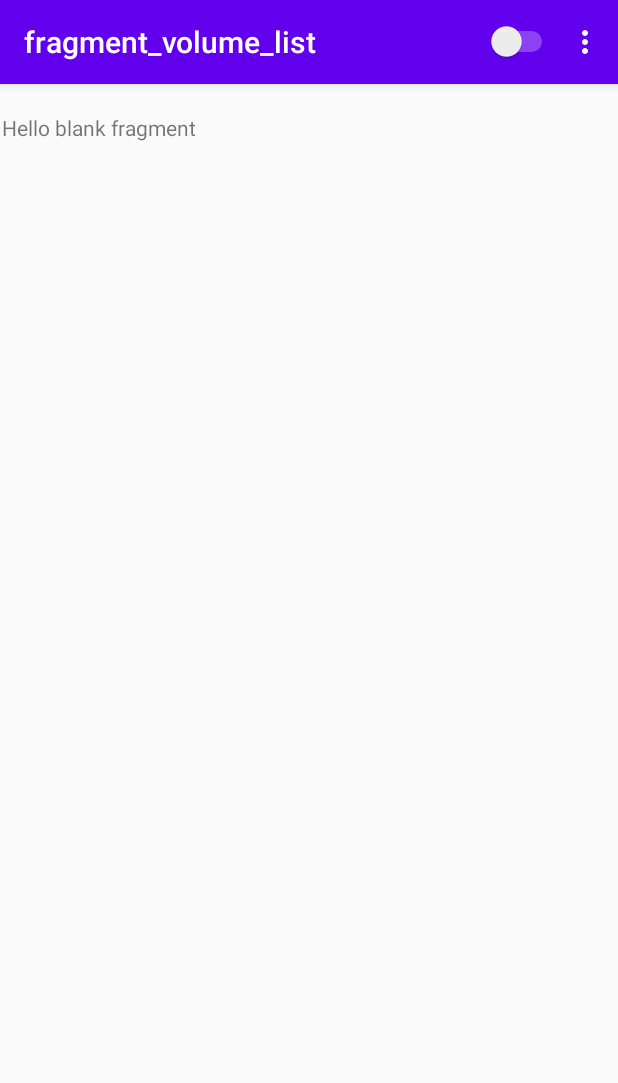
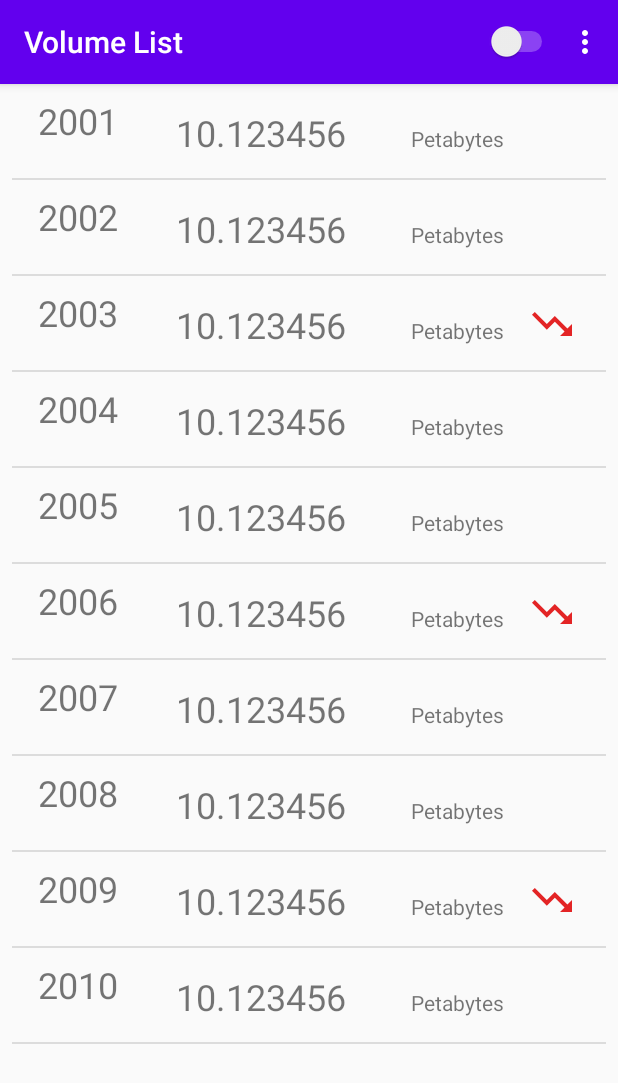
Before and after one commit to freshleaf/MobileDataUsageExercise, an Android app: the screen it shows after launch (MainActivity), on a phone screen of 412 x 824 dp. Shown: the top 1083 px of the screen. Run offline under Robolectric (Android 15) with nearby library versions, the phone set to English and light mode, and no system bars; our stand-ins replace navigation-ui.

Commit message:
feat: show list screen with mock data

```diff
--- /dev/null
+++ b/app/src/main/java/com/yuman/anotherexercise/util/StaticDefine.kt
@@ -0,0 +1,3 @@
+package com.yuman.anotherexercise.util
+
+const val LOG_TAG = "usage_volume_demo" // log
--- /dev/null
+++ b/app/src/main/java/com/yuman/anotherexercise/volumelist/VolumeListAdatper.kt
@@ -0,0 +1,109 @@
+package com.yuman.anotherexercise.volumelist
+
+import android.annotation.SuppressLint
+import android.view.LayoutInflater
+import android.view.View
+import android.view.ViewGroup
+import android.widget.ImageView
+import android.widget.TextView
+import androidx.appcompat.app.AlertDialog
+import androidx.recyclerview.widget.DiffUtil
+import androidx.recyclerview.widget.ListAdapter
+import androidx.recyclerview.widget.RecyclerView
+import com.yuman.anotherexercise.R
+import com.yuman.anotherexercise.data.YearVolumeItem
+import kotlinx.android.synthetic.main.volume_cell_normal.view.*
+import java.text.NumberFormat
+
+class VolumeListAdatper :
+    ListAdapter<YearVolumeItem, VolumeListAdatper.VolumeListViewHolder>(DIFFCALLBACK) {
+
+    private val nf = NumberFormat.getInstance().apply {
+        this.maximumFractionDigits = 6
+        this.isGroupingUsed = false
+    }
+
+    override fun onCreateViewHolder(parent: ViewGroup, viewType: Int): VolumeListViewHolder {
+        val viewHolder = VolumeListViewHolder(
+            LayoutInflater.from(parent.context).inflate(R.layout.volume_cell_normal, parent, false)
+        )
+        viewHolder.ivDown.setOnClickListener {
+            AlertDialog.Builder(parent.context).also {
+                it.setTitle(R.string.dropdown_alert_title).setMessage(R.string.msg_volume_dropdown)
+                it.setPositiveButton(R.string.button_ok) { _, _ -> }
+                it.create().show()
+            }
+        }
+        return viewHolder
+    }
+
+    @SuppressLint("SetTextI18n")
+    override fun onBindViewHolder(holder: VolumeListViewHolder, position: Int) {
+        val item = getItem(position)
+        holder.tvYear.text = item.year.toString()
+        val volume = item.volume
+        val volumeStr = nf.format(volume)
+        val numbers = volumeStr.split('.')
+        var firstPart = "--"
+        var secondPart = "--"
+        if (numbers.isNotEmpty() && numbers.size <= 2) {
+            firstPart = numbers[0]
+            if (numbers.size == 2) {
+                secondPart = numbers[1]
+            }
+        }
+
+        holder.tvVolumeInt.text = firstPart
+        holder.tvVolumeDecimal.text = ".$secondPart"
+        with(item.quarterItems) {
+            if (this[0] == null) {
+                holder.tvQ1.visibility = View.INVISIBLE
+            } else {
+                holder.tvQ1.visibility = View.VISIBLE
+            }
+            if (this[1] == null) {
+                holder.tvQ2.visibility = View.INVISIBLE
+            } else {
+                holder.tvQ2.visibility = View.VISIBLE
+            }
+            if (this[2] == null) {
+                holder.tvQ3.visibility = View.INVISIBLE
+            } else {
+                holder.tvQ3.visibility = View.VISIBLE
+            }
+            if (this[3] == null) {
+                holder.tvQ4.visibility = View.INVISIBLE
+            } else {
+                holder.tvQ4.visibility = View.VISIBLE
+            }
+        }
+        if (item.isDropdown) {
+            holder.ivDown.visibility = View.VISIBLE
+            holder.ivDown.isClickable = true
+        } else {
+            holder.ivDown.visibility = View.INVISIBLE
+            holder.ivDown.isClickable = false
+        }
+    }
+
+    object DIFFCALLBACK : DiffUtil.ItemCallback<YearVolumeItem>() {
+        override fun areItemsTheSame(oldItem: YearVolumeItem, newItem: YearVolumeItem): Boolean {
+            return oldItem.year == newItem.year
+        }
+
+        override fun areContentsTheSame(oldItem: YearVolumeItem, newItem: YearVolumeItem): Boolean {
+            return oldItem == newItem
+        }
+    }
+
+    class VolumeListViewHolder(itemView: View) : RecyclerView.ViewHolder(itemView) {
+        val tvYear: TextView = itemView.tvYear
+        val tvVolumeInt: TextView = itemView.tvVolumeInt
+        val tvVolumeDecimal: TextView = itemView.tvVolumeDecimal
+        val tvQ1: TextView = itemView.tvQ1
+        val tvQ2: TextView = itemView.tvQ2
+        val tvQ3: TextView = itemView.tvQ3
+        val tvQ4: TextView = itemView.tvQ4
+        val ivDown: ImageView = itemView.ivDown
+    }
+}
--- a/app/src/main/java/com/yuman/anotherexercise/volumelist/VolumeListFragment.kt
+++ b/app/src/main/java/com/yuman/anotherexercise/volumelist/VolumeListFragment.kt
@@ -3,16 +3,21 @@ package com.yuman.anotherexercise.volumelist
 import android.os.Bundle
 import android.view.*
 import androidx.fragment.app.Fragment
+import androidx.fragment.app.activityViewModels
+import androidx.lifecycle.Observer
 import androidx.navigation.fragment.findNavController
+import androidx.recyclerview.widget.LinearLayoutManager
 import com.yuman.anotherexercise.R
+import kotlinx.android.synthetic.main.fragment_volume_list.*
 import kotlinx.android.synthetic.main.switch_item.view.*
 
 /**
  * A simple [Fragment] subclass.
  */
 class VolumeListFragment : Fragment() {
-
+    private val volumeListViewModel by activityViewModels<VolumeListViewModel>()
     private lateinit var switchMenuItem: MenuItem
+    private val volumeListAdapter = VolumeListAdatper()
 
     override fun onCreateView(
         inflater: LayoutInflater, container: ViewGroup?,
@@ -34,7 +39,7 @@ class VolumeListFragment : Fragment() {
     override fun onOptionsItemSelected(item: MenuItem): Boolean {
         when (item.itemId) {
             R.id.tempMenuItem -> {
-                // TODO change to real menu aciton
+                // TODO change to real menu action
                 findNavController().navigate(R.id.action_volumeListFragment_to_volumeDetailsFragment)
             }
         }
@@ -44,6 +49,19 @@ class VolumeListFragment : Fragment() {
     override fun onActivityCreated(savedInstanceState: Bundle?) {
         super.onActivityCreated(savedInstanceState)
         setHasOptionsMenu(true)
+
+        volumeListViewModel.volumeList.observe(viewLifecycleOwner, Observer {
+            volumeListAdapter.submitList(it)
+        })
+
+        recycleView.apply {
+            adapter = volumeListAdapter
+            layoutManager = LinearLayoutManager(requireContext())
+        }
+
+        volumeListViewModel.volumeList.value.isNullOrEmpty().let {
+            volumeListViewModel.fetchData()
+        }
     }
 
 }
--- /dev/null
+++ b/app/src/main/java/com/yuman/anotherexercise/volumelist/VolumeListViewModel.kt
@@ -0,0 +1,30 @@
+package com.yuman.anotherexercise.volumelist
+
+import android.app.Application
+import androidx.lifecycle.AndroidViewModel
+import androidx.lifecycle.LiveData
+import androidx.lifecycle.MutableLiveData
+import com.yuman.anotherexercise.data.YearVolumeItem
+
+class VolumeListViewModel(application: Application) : AndroidViewModel(application) {
+
+    // contain list screen data
+    private val mVolumeList = MutableLiveData<List<YearVolumeItem>>()
+    val volumeList: LiveData<List<YearVolumeItem>>
+        get() = mVolumeList
+
+    fun fetchData() {
+        // TODO mock data for now
+        val tempList = ArrayList<YearVolumeItem>()
+        for (i in 1..10) {
+            val temp = YearVolumeItem(2000 + i)
+            temp.volume = 10.123456f
+            if (i % 3 == 0) {
+                temp.isDropdown = true
+            }
+            tempList.add(temp)
+        }
+        mVolumeList.value = tempList
+    }
+
+}
--- /dev/null
+++ b/app/src/main/res/drawable/ic_trending_down.xml
@@ -0,0 +1,5 @@
+<vector android:height="24dp" android:tint="#E32425"
+    android:viewportHeight="24.0" android:viewportWidth="24.0"
+    android:width="24dp" xmlns:android="http://schemas.android.com/apk/res/android">
+    <path android:fillColor="#FF000000" android:pathData="M16,18l2.29,-2.29 -4.88,-4.88 -4,4L2,7.41 3.41,6l6,6 4,-4 6.3,6.29L22,12v6z"/>
+</vector>
--- a/app/src/main/res/layout/activity_main.xml
+++ b/app/src/main/res/layout/activity_main.xml
@@ -9,8 +9,8 @@
     <fragment
         android:id="@+id/fragment"
         android:name="androidx.navigation.fragment.NavHostFragment"
-        android:layout_width="409dp"
-        android:layout_height="729dp"
+        android:layout_width="match_parent"
+        android:layout_height="match_parent"
         app:defaultNavHost="true"
         app:layout_constraintBottom_toBottomOf="parent"
         app:layout_constraintEnd_toEndOf="parent"
--- a/app/src/main/res/layout/fragment_volume_details.xml
+++ b/app/src/main/res/layout/fragment_volume_details.xml
@@ -5,10 +5,4 @@
     android:layout_height="match_parent"
     tools:context=".volumedetails.VolumeDetailsFragment">
 
-    <!-- TODO: Update blank fragment layout -->
-    <TextView
-        android:layout_width="match_parent"
-        android:layout_height="match_parent"
-        android:text="@string/hello_blank_fragment" />
-
 </FrameLayout>
--- a/app/src/main/res/layout/fragment_volume_list.xml
+++ b/app/src/main/res/layout/fragment_volume_list.xml
@@ -1,14 +1,20 @@
 <?xml version="1.0" encoding="utf-8"?>
-<FrameLayout xmlns:android="http://schemas.android.com/apk/res/android"
+<androidx.coordinatorlayout.widget.CoordinatorLayout xmlns:android="http://schemas.android.com/apk/res/android"
     xmlns:tools="http://schemas.android.com/tools"
+    android:id="@+id/volumeListFragmentView"
     android:layout_width="match_parent"
     android:layout_height="match_parent"
     tools:context=".volumelist.VolumeListFragment">
 
-    <!-- TODO: Update blank fragment layout -->
-    <TextView
+    <androidx.swiperefreshlayout.widget.SwipeRefreshLayout
+        android:id="@+id/swipeLayout"
         android:layout_width="match_parent"
-        android:layout_height="match_parent"
-        android:text="@string/hello_blank_fragment" />
+        android:layout_height="match_parent">
 
-</FrameLayout>
+        <androidx.recyclerview.widget.RecyclerView
+            android:id="@+id/recycleView"
+            android:layout_width="match_parent"
+            android:layout_height="match_parent" />
+    </androidx.swiperefreshlayout.widget.SwipeRefreshLayout>
+
+</androidx.coordinatorlayout.widget.CoordinatorLayout>
--- /dev/null
+++ b/app/src/main/res/layout/volume_cell_normal.xml
@@ -0,0 +1,154 @@
+<?xml version="1.0" encoding="utf-8"?>
+<androidx.constraintlayout.widget.ConstraintLayout xmlns:android="http://schemas.android.com/apk/res/android"
+    xmlns:app="http://schemas.android.com/apk/res-auto"
+    xmlns:tools="http://schemas.android.com/tools"
+    android:layout_width="match_parent"
+    android:layout_height="wrap_content"
+    android:background="?attr/selectableItemBackground"
+    android:clickable="true"
+    android:focusable="true">
+
+    <androidx.constraintlayout.widget.Guideline
+        android:id="@+id/guideline"
+        android:layout_width="wrap_content"
+        android:layout_height="wrap_content"
+        android:orientation="vertical"
+        app:layout_constraintGuide_percent="0.25" />
+
+    <TextView
+        android:id="@+id/tvYear"
+        android:layout_width="wrap_content"
+        android:layout_height="wrap_content"
+        android:layout_marginTop="8dp"
+        android:textSize="24sp"
+        app:layout_constraintEnd_toStartOf="@+id/guideline"
+        app:layout_constraintStart_toStartOf="parent"
+        app:layout_constraintTop_toTopOf="parent"
+        tools:text="2008" />
+
+    <TextView
+        android:id="@+id/tvVolumeInt"
+        android:layout_width="wrap_content"
+        android:layout_height="wrap_content"
+        android:textSize="24sp"
+        app:layout_constraintBottom_toTopOf="@+id/guideline2"
+        app:layout_constraintEnd_toStartOf="@+id/guideline3"
+        app:layout_constraintHorizontal_bias="1.0"
+        app:layout_constraintStart_toStartOf="@+id/guideline"
+        app:layout_constraintTop_toTopOf="@+id/guideline2"
+        tools:text="20" />
+
+    <TextView
+        android:id="@+id/tvVolumeDecimal"
+        android:layout_width="wrap_content"
+        android:layout_height="wrap_content"
+        android:textSize="24sp"
+        app:layout_constraintBaseline_toBaselineOf="@+id/tvVolumeInt"
+        app:layout_constraintEnd_toEndOf="parent"
+        app:layout_constraintHorizontal_bias="0.0"
+        app:layout_constraintStart_toEndOf="@+id/tvVolumeInt"
+        tools:text=".00001" />
+
+    <androidx.constraintlayout.widget.Guideline
+        android:id="@+id/guideline2"
+        android:layout_width="wrap_content"
+        android:layout_height="wrap_content"
+        android:orientation="horizontal"
+        app:layout_constraintGuide_percent="0.5" />
+
+    <TextView
+        android:id="@+id/tvQ1"
+        android:layout_width="wrap_content"
+        android:layout_height="wrap_content"
+        android:layout_marginStart="4dp"
+        android:textSize="12sp"
+        app:layout_constraintBottom_toBottomOf="parent"
+        app:layout_constraintEnd_toStartOf="@+id/tvQ2"
+        app:layout_constraintHorizontal_bias="0.5"
+        app:layout_constraintStart_toStartOf="parent"
+        app:layout_constraintTop_toBottomOf="@+id/tvYear"
+        app:layout_constraintVertical_bias="0.0"
+        tools:text="Q1" />
+
+    <TextView
+        android:id="@+id/tvQ2"
+        android:layout_width="wrap_content"
+        android:layout_height="wrap_content"
+        android:textSize="12sp"
+        app:layout_constraintBottom_toBottomOf="@+id/tvQ1"
+        app:layout_constraintEnd_toStartOf="@+id/tvQ3"
+        app:layout_constraintHorizontal_bias="0.5"
+        app:layout_constraintStart_toEndOf="@+id/tvQ1"
+        app:layout_constraintTop_toTopOf="@+id/tvQ1"
+        tools:text="Q2" />
+
+    <TextView
+        android:id="@+id/tvQ3"
+        android:layout_width="wrap_content"
+        android:layout_height="wrap_content"
+        android:textSize="12sp"
+        app:layout_constraintBottom_toBottomOf="@+id/tvQ2"
+        app:layout_constraintEnd_toStartOf="@+id/tvQ4"
+        app:layout_constraintHorizontal_bias="0.5"
+        app:layout_constraintStart_toEndOf="@+id/tvQ2"
+        app:layout_constraintTop_toTopOf="@+id/tvQ2"
+        tools:text="Q3" />
+
+    <TextView
+        android:id="@+id/tvQ4"
+        android:layout_width="wrap_content"
+        android:layout_height="wrap_content"
+        android:layout_marginEnd="4dp"
+        android:textSize="12sp"
+        app:layout_constraintBottom_toBottomOf="@+id/tvQ3"
+        app:layout_constraintEnd_toStartOf="@+id/guideline"
+        app:layout_constraintStart_toEndOf="@+id/tvQ3"
+        app:layout_constraintTop_toTopOf="@+id/tvQ3"
+        tools:text="Q4" />
+
+    <ImageView
+        android:id="@+id/ivDown"
+        android:layout_width="64dp"
+        android:layout_height="64dp"
+        android:layout_marginEnd="4dp"
+        android:contentDescription="@string/iv_dropdown_content_desc"
+        android:padding="16dp"
+        app:layout_constraintBottom_toTopOf="@+id/guideline2"
+        app:layout_constraintEnd_toEndOf="@+id/divider"
+        app:layout_constraintHorizontal_bias="1.0"
+        app:layout_constraintStart_toStartOf="parent"
+        app:layout_constraintTop_toTopOf="@+id/guideline2"
+        app:srcCompat="@drawable/ic_trending_down" />
+
+    <androidx.constraintlayout.widget.Guideline
+        android:id="@+id/guideline3"
+        android:layout_width="wrap_content"
+        android:layout_height="wrap_content"
+        android:orientation="vertical"
+        app:layout_constraintGuide_percent="0.35" />
+
+    <TextView
+        android:id="@+id/tvPetabytes"
+        android:layout_width="wrap_content"
+        android:layout_height="wrap_content"
+        android:text="@string/petabytes_name"
+        app:layout_constraintBaseline_toBaselineOf="@+id/tvVolumeDecimal"
+        app:layout_constraintEnd_toStartOf="@+id/ivDown"
+        app:layout_constraintHorizontal_bias="1.0"
+        app:layout_constraintStart_toEndOf="@+id/tvVolumeDecimal"
+        tools:text="Petabytes" />
+
+    <View
+        android:id="@+id/divider"
+        android:layout_width="match_parent"
+        android:layout_height="1dp"
+        android:layout_marginStart="8dp"
+        android:layout_marginEnd="8dp"
+        android:background="?android:attr/listDivider"
+        app:layout_constraintBottom_toBottomOf="parent"
+        app:layout_constraintEnd_toEndOf="parent"
+        app:layout_constraintStart_toStartOf="parent"
+        app:layout_constraintTop_toTopOf="parent"
+        app:layout_constraintVertical_bias="1.0" />
+
+</androidx.constraintlayout.widget.ConstraintLayout>
--- a/app/src/main/res/menu/main_menu.xml
+++ b/app/src/main/res/menu/main_menu.xml
@@ -3,9 +3,9 @@
     xmlns:android="http://schemas.android.com/apk/res/android">
     <item
         android:id="@+id/app_bar_switch"
-        android:title="Switch"
+        android:title="@string/menuitem_switch"
         app:actionLayout="@layout/switch_item"
-        app:showAsAction="always"></item>
+        app:showAsAction="always" />
     <item
         android:id="@+id/tempMenuItem"
         android:title="Item" />
--- a/app/src/main/res/navigation/nav_graph.xml
+++ b/app/src/main/res/navigation/nav_graph.xml
@@ -8,8 +8,8 @@
     <fragment
         android:id="@+id/volumeListFragment"
         android:name="com.yuman.anotherexercise.volumelist.VolumeListFragment"
-        android:label="fragment_volume_list"
-        tools:layout="@layout/fragment_volume_list" >
+        android:label="@string/screen_title_volume_list"
+        tools:layout="@layout/fragment_volume_list">
         <action
             android:id="@+id/action_volumeListFragment_to_volumeDetailsFragment"
             app:destination="@id/volumeDetailsFragment" />
@@ -17,6 +17,6 @@
     <fragment
         android:id="@+id/volumeDetailsFragment"
         android:name="com.yuman.anotherexercise.volumedetails.VolumeDetailsFragment"
-        android:label="fragment_volume_details"
+        android:label="@string/screen_title_volume_details"
         tools:layout="@layout/fragment_volume_details" />
 </navigation>
--- a/app/src/main/res/values/strings.xml
+++ b/app/src/main/res/values/strings.xml
@@ -1,6 +1,11 @@
 <resources>
     <string name="app_name">AnotherExercise</string>
-
-    <!-- TODO: Remove or change this placeholder text -->
-    <string name="hello_blank_fragment">Hello blank fragment</string>
+    <string name="button_ok">OK</string>
+    <string name="dropdown_alert_title">Usage dropdown</string>
+    <string name="msg_volume_dropdown">The mobile data usage volume of one or more quarters are dropdown.</string>
+    <string name="petabytes_name">Petabytes</string>
+    <string name="iv_dropdown_content_desc">volume dropdown</string>
+    <string name="screen_title_volume_list">Volume List</string>
+    <string name="screen_title_volume_details">Volume of Year</string>
+    <string name="menuitem_switch">Switch</string>
 </resources>
```
Also changed, not shown: app/build.gradle (+15 -2 lines), app/src/main/java/com/yuman/anotherexercise/data/NetworkResponse.kt (added, +21 -0 lines), app/src/main/java/com/yuman/anotherexercise/data/QuarterVolumeItem.kt (added, +25 -0 lines), app/src/main/java/com/yuman/anotherexercise/data/YearVolumeItem.kt (added, +107 -0 lines).
